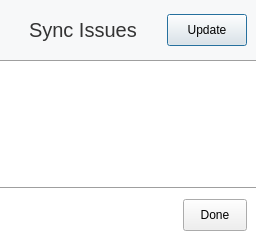
Before: the Qt Designer form src/MEGASync/stalled_issues/gui/win/StalledIssuesDialog.ui in meganz/MEGAsync, drawn with Qt 5.
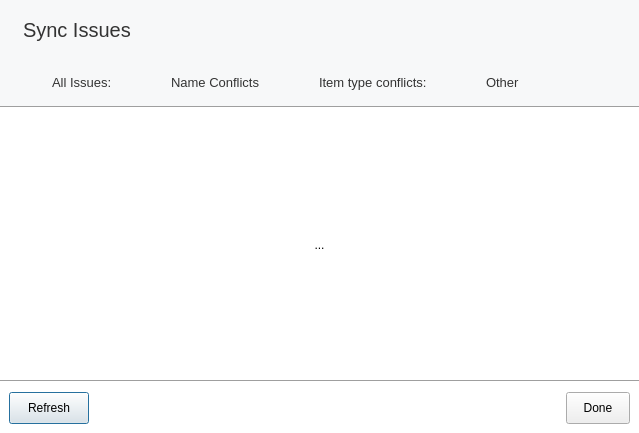
After: the same form once the commit is applied. The open tabs and pages were chosen to show the change. Icons and pictures are not drawn. Custom widgets are drawn as their Qt base class.

Commit message: Added different categories for stalled issues // Minor bugs when resolving a unsynced stalled issue

```diff
--- a/src/MEGASync/stalled_issues/gui/win/StalledIssuesDialog.ui
+++ b/src/MEGASync/stalled_issues/gui/win/StalledIssuesDialog.ui
@@ -6,8 +6,8 @@
    <rect>
     <x>0</x>
     <y>0</y>
-    <width>256</width>
-    <height>240</height>
+    <width>639</width>
+    <height>433</height>
    </rect>
   </property>
   <property name="windowTitle">
@@ -19,7 +19,7 @@
    background-color: #FFFFFF;
 }
 
-#title
+#header
 {
    background-color: #F7F8F9;
 }
@@ -28,10 +28,9 @@
 #title QLabel
 {
   font-family: &quot;Lato&quot;;
-  font-size: 20px;
+  font-size:20px;
   font-weight: 400;
   color: #333333;
-  padding-left: 24px;
 }
 
 #stalledIssuesList
@@ -39,7 +38,11 @@
    border:none;
    background-color: transparent;
 }
-</string>
+
+QToolButton
+{
+   border: none;
+}</string>
   </property>
   <layout class="QVBoxLayout" name="verticalLayout">
    <property name="spacing">
@@ -58,6 +61,21 @@
     <number>0</number>
    </property>
    <item>
+    <widget class="QWidget" name="header" native="true">
+     <layout class="QVBoxLayout" name="verticalLayout_3">
+      <property name="leftMargin">
+       <number>23</number>
+      </property>
+      <property name="topMargin">
+       <number>0</number>
+      </property>
+      <property name="rightMargin">
+       <number>0</number>
+      </property>
+      <property name="bottomMargin">
+       <number>7</number>
+      </property>
+      <item>
     <widget class="QWidget" name="title" native="true">
      <property name="minimumSize">
       <size>
@@ -107,23 +125,237 @@
         </property>
        </spacer>
       </item>
+        </layout>
+       </widget>
+      </item>
       <item>
-       <widget class="QPushButton" name="updateButton">
+       <widget class="QWidget" name="categories" native="true">
+        <property name="sizePolicy">
+         <sizepolicy hsizetype="Preferred" vsizetype="Preferred">
+          <horstretch>0</horstretch>
+          <verstretch>26</verstretch>
+         </sizepolicy>
+        </property>
         <property name="minimumSize">
          <size>
           <width>0</width>
-          <height>32</height>
+          <height>26</height>
          </size>
         </property>
+        <property name="styleSheet">
+         <string notr="true">#categories QFrame[itsOn=true] 
+{
+	 border-radius: 12px;
+    background: solid white;
+}
+
+#categories QFrame[itsOn=false] 
+{
+	border-radius: 12px;
+	background-color: #EAEBEC;
+}
+
+#categories QLabel
+{
+	color: #333333;
+   font-size: 13px;
+}</string>
+        </property>
+        <layout class="QHBoxLayout" name="horizontalLayout_3">
+         <property name="spacing">
+          <number>7</number>
+         </property>
+         <property name="leftMargin">
+          <number>0</number>
+         </property>
+         <property name="topMargin">
+          <number>0</number>
+         </property>
+         <property name="bottomMargin">
+          <number>0</number>
+         </property>
+         <item>
+          <widget class="QFrame" name="allIssuesTag">
+           <property name="cursor">
+            <cursorShape>PointingHandCursor</cursorShape>
+           </property>
+           <layout class="QHBoxLayout" name="horizontalLayout_4">
+            <item>
+             <widget class="QLabel" name="allIssuesIcon">
+              <property name="minimumSize">
+               <size>
+                <width>14</width>
+                <height>14</height>
+               </size>
+              </property>
         <property name="maximumSize">
          <size>
-          <width>16777215</width>
-          <height>32</height>
+                <width>14</width>
+                <height>14</height>
          </size>
         </property>
         <property name="text">
-         <string>Update</string>
-        </property>
+               <string/>
+              </property>
+             </widget>
+            </item>
+            <item>
+             <widget class="QLabel" name="allIssuesTitle">
+              <property name="text">
+               <string>All Issues:</string>
+              </property>
+             </widget>
+            </item>
+            <item>
+             <widget class="QLabel" name="allIssuesCounter">
+              <property name="text">
+               <string/>
+              </property>
+             </widget>
+            </item>
+           </layout>
+          </widget>
+         </item>
+         <item>
+          <widget class="QFrame" name="nameTag">
+           <property name="cursor">
+            <cursorShape>PointingHandCursor</cursorShape>
+           </property>
+           <layout class="QHBoxLayout" name="horizontalLayout_5">
+            <item>
+             <widget class="QLabel" name="nameIcon">
+              <property name="minimumSize">
+               <size>
+                <width>14</width>
+                <height>14</height>
+               </size>
+              </property>
+              <property name="maximumSize">
+               <size>
+                <width>14</width>
+                <height>14</height>
+               </size>
+              </property>
+              <property name="text">
+               <string/>
+              </property>
+             </widget>
+            </item>
+            <item>
+             <widget class="QLabel" name="nameTitle">
+              <property name="text">
+               <string>Name Conflicts</string>
+              </property>
+             </widget>
+            </item>
+            <item>
+             <widget class="QLabel" name="nameCounter">
+              <property name="text">
+               <string/>
+              </property>
+             </widget>
+            </item>
+           </layout>
+          </widget>
+         </item>
+         <item>
+          <widget class="QFrame" name="itemTypeTag">
+           <property name="cursor">
+            <cursorShape>PointingHandCursor</cursorShape>
+           </property>
+           <layout class="QHBoxLayout" name="horizontalLayout_6">
+            <item>
+             <widget class="QLabel" name="itemTypeIcon">
+              <property name="minimumSize">
+               <size>
+                <width>14</width>
+                <height>14</height>
+               </size>
+              </property>
+              <property name="maximumSize">
+               <size>
+                <width>14</width>
+                <height>14</height>
+               </size>
+              </property>
+              <property name="text">
+               <string/>
+              </property>
+             </widget>
+            </item>
+            <item>
+             <widget class="QLabel" name="itemTypeTitle">
+              <property name="text">
+               <string>Item type conflicts:</string>
+              </property>
+             </widget>
+            </item>
+            <item>
+             <widget class="QLabel" name="itemTypeCounter">
+              <property name="text">
+               <string/>
+              </property>
+             </widget>
+            </item>
+           </layout>
+          </widget>
+         </item>
+         <item>
+          <widget class="QFrame" name="otherTag">
+           <property name="cursor">
+            <cursorShape>PointingHandCursor</cursorShape>
+           </property>
+           <layout class="QHBoxLayout" name="horizontalLayout_7">
+            <item>
+             <widget class="QLabel" name="otherIcon">
+              <property name="minimumSize">
+               <size>
+                <width>14</width>
+                <height>14</height>
+               </size>
+              </property>
+              <property name="maximumSize">
+               <size>
+                <width>14</width>
+                <height>14</height>
+               </size>
+              </property>
+              <property name="text">
+               <string/>
+              </property>
+             </widget>
+            </item>
+            <item>
+             <widget class="QLabel" name="otherTitle">
+              <property name="text">
+               <string>Other</string>
+              </property>
+             </widget>
+            </item>
+            <item>
+             <widget class="QLabel" name="otherCounter">
+              <property name="text">
+               <string/>
+              </property>
+             </widget>
+            </item>
+           </layout>
+          </widget>
+         </item>
+         <item>
+          <spacer name="horizontalSpacer_3">
+           <property name="orientation">
+            <enum>Qt::Horizontal</enum>
+           </property>
+           <property name="sizeHint" stdset="0">
+            <size>
+             <width>40</width>
+             <height>20</height>
+            </size>
+           </property>
+          </spacer>
+         </item>
+        </layout>
        </widget>
       </item>
      </layout>
@@ -137,7 +369,11 @@
     </widget>
    </item>
    <item>
-    <widget class="QWidget" name="TreeViewContainer" native="true">
+    <widget class="QStackedWidget" name="TreeViewContainer">
+     <property name="currentIndex">
+      <number>0</number>
+     </property>
+     <widget class="QWidget" name="TreeViewContainerPage">
      <layout class="QVBoxLayout" name="verticalLayout_2">
       <property name="spacing">
        <number>0</number>
@@ -196,6 +432,28 @@
       </item>
      </layout>
     </widget>
+     <widget class="QWidget" name="EmptyViewContainerPage">
+      <layout class="QGridLayout" name="gridLayout">
+       <item row="0" column="0">
+        <widget class="QToolButton" name="toolButton">
+         <property name="text">
+          <string>...</string>
+         </property>
+         <property name="icon">
+          <iconset resource="../../../gui/Resources_macx.qrc">
+           <normaloff>:/images/no_transfers.png</normaloff>:/images/no_transfers.png</iconset>
+         </property>
+         <property name="iconSize">
+          <size>
+           <width>240</width>
+           <height>240</height>
+          </size>
+         </property>
+        </widget>
+       </item>
+      </layout>
+     </widget>
+    </widget>
    </item>
    <item>
     <widget class="Line" name="footerLLine">
@@ -207,6 +465,35 @@
    <item>
     <widget class="QWidget" name="footer" native="true">
      <layout class="QHBoxLayout" name="horizontalLayout_2">
+      <item>
+       <widget class="QPushButton" name="updateButton">
+        <property name="minimumSize">
+         <size>
+          <width>0</width>
+          <height>32</height>
+         </size>
+        </property>
+        <property name="maximumSize">
+         <size>
+          <width>16777215</width>
+          <height>32</height>
+         </size>
+        </property>
+        <property name="text">
+         <string>Refresh</string>
+        </property>
+        <property name="icon">
+         <iconset resource="../../../gui/Resources_win.qrc">
+          <normaloff>:/images/rotate-cw.png</normaloff>:/images/rotate-cw.png</iconset>
+        </property>
+        <property name="iconSize">
+         <size>
+          <width>24</width>
+          <height>24</height>
+         </size>
+        </property>
+       </widget>
+      </item>
       <item>
        <spacer name="horizontalSpacer">
         <property name="orientation">
```
Lines whose indentation alone changed are shown as unchanged. The commit also changes 19 other files.
